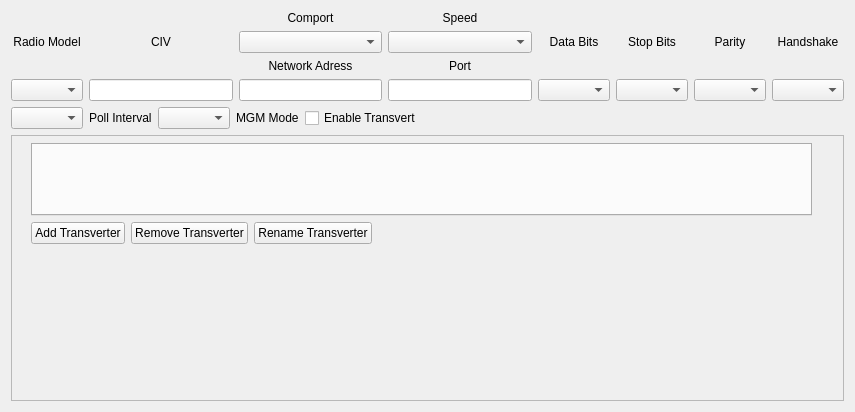
Old version of the form mqt/MqtRigControl/rigsetupform.ui in the repository zsteva/backup-minos2.
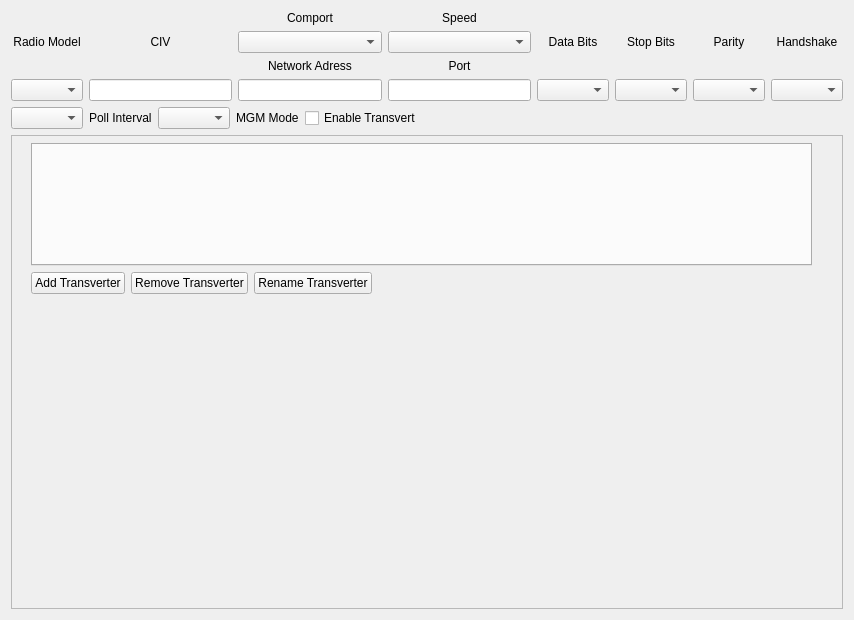
New version of the form. Custom widgets are drawn as their Qt base class.

Patch:
```diff
--- a/mqt/MqtRigControl/rigsetupform.ui
+++ b/mqt/MqtRigControl/rigsetupform.ui
@@ -6,8 +6,8 @@
    <rect>
     <x>0</x>
     <y>0</y>
-    <width>855</width>
-    <height>412</height>
+    <width>854</width>
+    <height>620</height>
    </rect>
   </property>
   <property name="windowTitle">
@@ -251,7 +251,7 @@
           <x>20</x>
           <y>8</y>
           <width>781</width>
-          <height>101</height>
+          <height>151</height>
          </rect>
         </property>
         <layout class="QVBoxLayout" name="verticalLayout_2">
```
